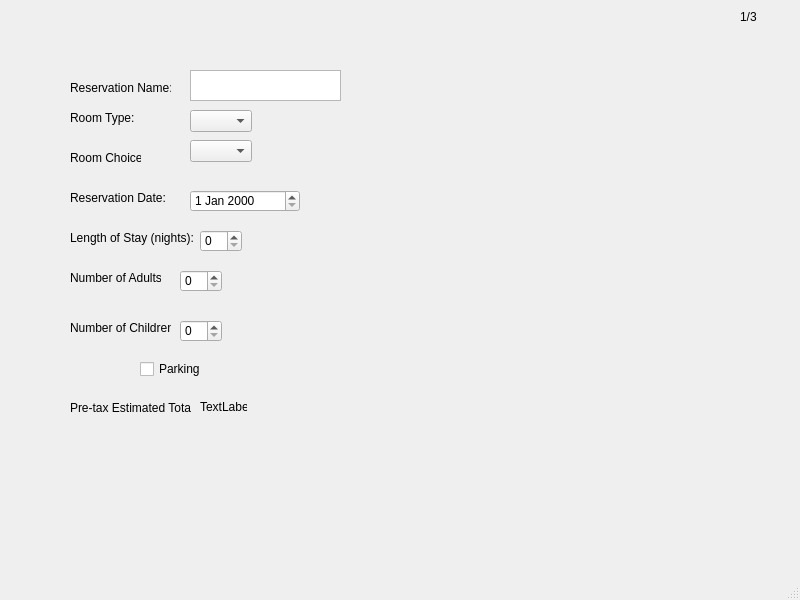
This is mainwindow.ui in blakefuller/ResortReservation as Qt 5 draws it before an edit. The edited form follows.
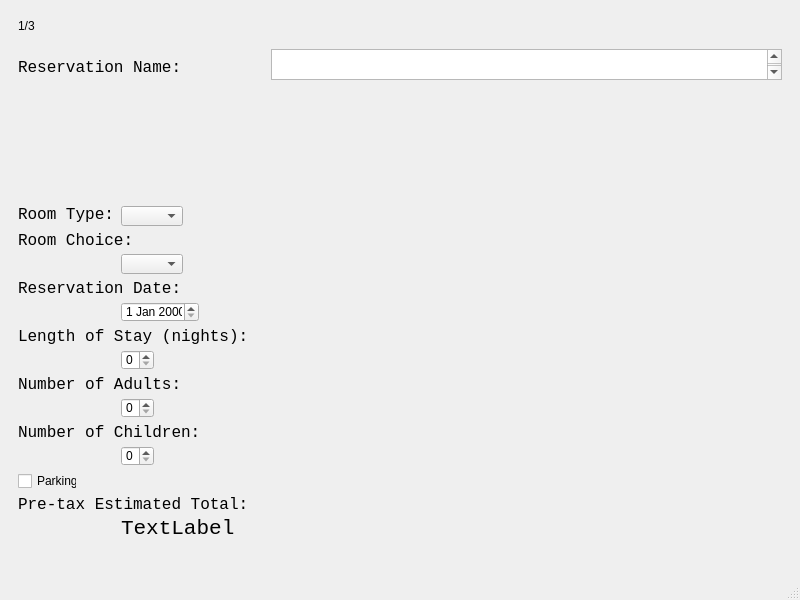
This is the edited form.

Patch:
```diff
--- a/mainwindow.ui
+++ b/mainwindow.ui
@@ -14,15 +14,9 @@
    <string>MainWindow</string>
   </property>
   <widget class="QWidget" name="centralwidget">
+   <layout class="QVBoxLayout" name="verticalLayout">
+    <item>
    <widget class="QStackedWidget" name="stackedWidget">
-    <property name="geometry">
-     <rect>
-      <x>10</x>
-      <y>10</y>
-      <width>781</width>
-      <height>541</height>
-     </rect>
-    </property>
     <property name="currentIndex">
      <number>0</number>
     </property>
@@ -30,10 +24,10 @@
      <widget class="QLabel" name="label_4">
       <property name="geometry">
        <rect>
-        <x>730</x>
-        <y>0</y>
-        <width>47</width>
-        <height>14</height>
+          <x>9</x>
+          <y>9</y>
+          <width>17</width>
+          <height>16</height>
        </rect>
       </property>
       <property name="text">
@@ -43,12 +37,18 @@
      <widget class="QLabel" name="label">
       <property name="geometry">
        <rect>
-        <x>60</x>
-        <y>70</y>
-        <width>101</width>
+          <x>9</x>
+          <y>50</y>
+          <width>174</width>
         <height>16</height>
        </rect>
       </property>
+        <property name="font">
+         <font>
+          <family>Lucida Console</family>
+          <pointsize>12</pointsize>
+         </font>
+        </property>
       <property name="text">
        <string>Reservation Name: </string>
       </property>
@@ -56,12 +56,18 @@
      <widget class="QLabel" name="label_5">
       <property name="geometry">
        <rect>
-        <x>60</x>
-        <y>100</y>
-        <width>71</width>
+          <x>9</x>
+          <y>197</y>
+          <width>97</width>
         <height>16</height>
        </rect>
       </property>
+        <property name="font">
+         <font>
+          <family>Lucida Console</family>
+          <pointsize>12</pointsize>
+         </font>
+        </property>
       <property name="text">
        <string>Room Type:</string>
       </property>
@@ -69,12 +75,18 @@
      <widget class="QLabel" name="label_6">
       <property name="geometry">
        <rect>
-        <x>60</x>
-        <y>140</y>
-        <width>71</width>
+          <x>9</x>
+          <y>223</y>
+          <width>116</width>
         <height>16</height>
        </rect>
       </property>
+        <property name="font">
+         <font>
+          <family>Lucida Console</family>
+          <pointsize>12</pointsize>
+         </font>
+        </property>
       <property name="text">
        <string>Room Choice:</string>
       </property>
@@ -82,12 +94,18 @@
      <widget class="QLabel" name="label_7">
       <property name="geometry">
        <rect>
-        <x>60</x>
-        <y>180</y>
-        <width>101</width>
+          <x>9</x>
+          <y>271</y>
+          <width>164</width>
         <height>16</height>
        </rect>
       </property>
+        <property name="font">
+         <font>
+          <family>Lucida Console</family>
+          <pointsize>12</pointsize>
+         </font>
+        </property>
       <property name="text">
        <string>Reservation Date:</string>
       </property>
@@ -95,12 +113,18 @@
      <widget class="QLabel" name="label_8">
       <property name="geometry">
        <rect>
-        <x>60</x>
-        <y>220</y>
-        <width>131</width>
+          <x>9</x>
+          <y>319</y>
+          <width>232</width>
         <height>16</height>
        </rect>
       </property>
+        <property name="font">
+         <font>
+          <family>Lucida Console</family>
+          <pointsize>12</pointsize>
+         </font>
+        </property>
       <property name="text">
        <string>Length of Stay (nights):</string>
       </property>
@@ -108,12 +132,18 @@
      <widget class="QLabel" name="label_9">
       <property name="geometry">
        <rect>
-        <x>60</x>
-        <y>260</y>
-        <width>91</width>
+          <x>9</x>
+          <y>367</y>
+          <width>164</width>
         <height>16</height>
        </rect>
       </property>
+        <property name="font">
+         <font>
+          <family>Lucida Console</family>
+          <pointsize>12</pointsize>
+         </font>
+        </property>
       <property name="text">
        <string>Number of Adults:</string>
       </property>
@@ -121,12 +151,18 @@
      <widget class="QLabel" name="label_10">
       <property name="geometry">
        <rect>
-        <x>60</x>
-        <y>310</y>
-        <width>101</width>
+          <x>9</x>
+          <y>415</y>
+          <width>184</width>
         <height>16</height>
        </rect>
       </property>
+        <property name="font">
+         <font>
+          <family>Lucida Console</family>
+          <pointsize>12</pointsize>
+         </font>
+        </property>
       <property name="text">
        <string>Number of Children:</string>
       </property>
@@ -134,12 +170,18 @@
      <widget class="QLabel" name="label_12">
       <property name="geometry">
        <rect>
-        <x>60</x>
-        <y>390</y>
-        <width>121</width>
+          <x>9</x>
+          <y>487</y>
+          <width>232</width>
         <height>16</height>
        </rect>
       </property>
+        <property name="font">
+         <font>
+          <family>Lucida Console</family>
+          <pointsize>12</pointsize>
+         </font>
+        </property>
       <property name="text">
        <string>Pre-tax Estimated Total:</string>
       </property>
@@ -147,79 +189,85 @@
      <widget class="QTextEdit" name="nameInput">
       <property name="geometry">
        <rect>
-        <x>180</x>
-        <y>60</y>
-        <width>151</width>
+          <x>262</x>
+          <y>40</y>
+          <width>511</width>
         <height>31</height>
        </rect>
       </property>
+        <property name="font">
+         <font>
+          <family>Lucida Sans Typewriter</family>
+          <pointsize>12</pointsize>
+         </font>
+        </property>
      </widget>
      <widget class="QComboBox" name="roomSize">
       <property name="geometry">
        <rect>
-        <x>180</x>
-        <y>100</y>
+          <x>112</x>
+          <y>197</y>
         <width>62</width>
-        <height>22</height>
+          <height>20</height>
        </rect>
       </property>
      </widget>
      <widget class="QComboBox" name="roomView">
       <property name="geometry">
        <rect>
-        <x>180</x>
-        <y>130</y>
+          <x>112</x>
+          <y>245</y>
         <width>62</width>
-        <height>22</height>
+          <height>20</height>
        </rect>
       </property>
      </widget>
      <widget class="QDateEdit" name="resDate">
       <property name="geometry">
        <rect>
-        <x>180</x>
-        <y>180</y>
-        <width>110</width>
-        <height>22</height>
+          <x>112</x>
+          <y>293</y>
+          <width>78</width>
+          <height>20</height>
        </rect>
       </property>
      </widget>
      <widget class="QSpinBox" name="lenStay">
       <property name="geometry">
        <rect>
-        <x>190</x>
-        <y>220</y>
-        <width>42</width>
-        <height>22</height>
+          <x>112</x>
+          <y>341</y>
+          <width>33</width>
+          <height>20</height>
        </rect>
       </property>
      </widget>
      <widget class="QSpinBox" name="numAdults">
       <property name="geometry">
        <rect>
-        <x>170</x>
-        <y>260</y>
-        <width>42</width>
-        <height>22</height>
+          <x>112</x>
+          <y>389</y>
+          <width>33</width>
+          <height>20</height>
        </rect>
       </property>
      </widget>
      <widget class="QSpinBox" name="numChild">
       <property name="geometry">
        <rect>
-        <x>170</x>
-        <y>310</y>
-        <width>42</width>
-        <height>22</height>
+          <x>112</x>
+          <y>437</y>
+          <width>33</width>
+          <height>20</height>
        </rect>
       </property>
      </widget>
      <widget class="QCheckBox" name="parking">
       <property name="geometry">
        <rect>
-        <x>130</x>
-        <y>350</y>
-        <width>111</width>
+          <x>9</x>
+          <y>463</y>
+          <width>59</width>
         <height>18</height>
        </rect>
       </property>
@@ -230,12 +278,18 @@
      <widget class="QLabel" name="totCost">
       <property name="geometry">
        <rect>
-        <x>190</x>
-        <y>390</y>
-        <width>47</width>
-        <height>14</height>
-       </rect>
-      </property>
+          <x>112</x>
+          <y>509</y>
+          <width>114</width>
+          <height>21</height>
+         </rect>
+        </property>
+        <property name="font">
+         <font>
+          <family>Lucida Console</family>
+          <pointsize>16</pointsize>
+         </font>
+        </property>
       <property name="text">
        <string>TextLabel</string>
       </property>
@@ -272,6 +326,8 @@
      </widget>
     </widget>
    </widget>
+    </item>
+   </layout>
   </widget>
   <widget class="QMenuBar" name="menubar">
    <property name="geometry">
```
Lines whose indentation alone changed are shown as unchanged.
